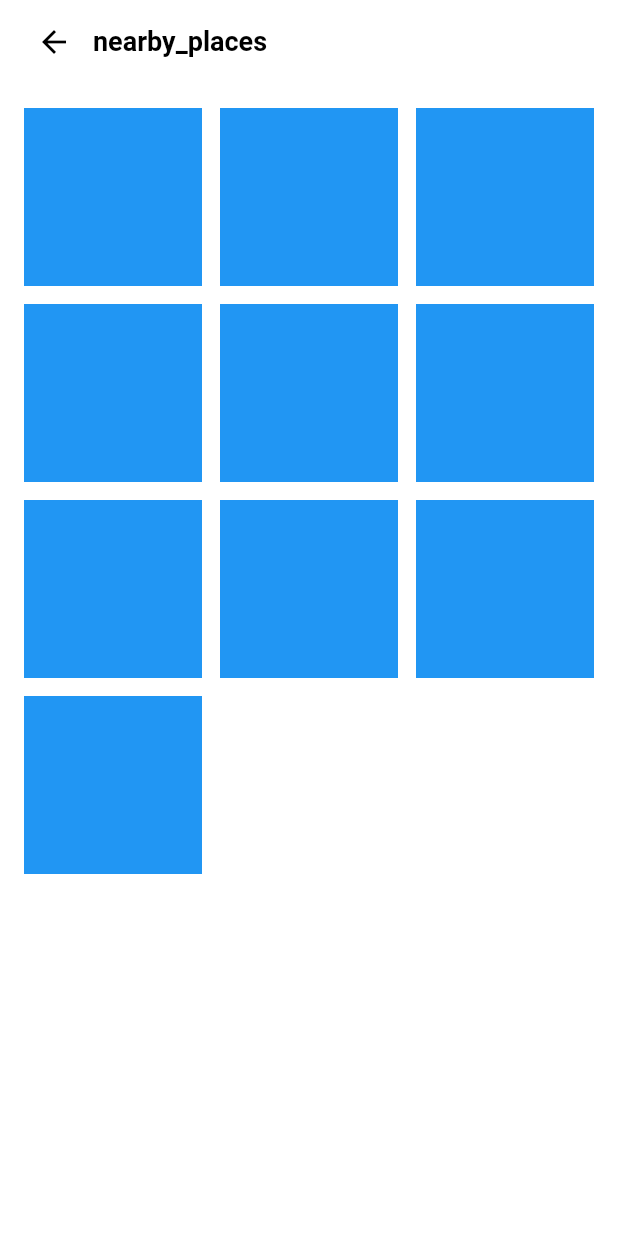
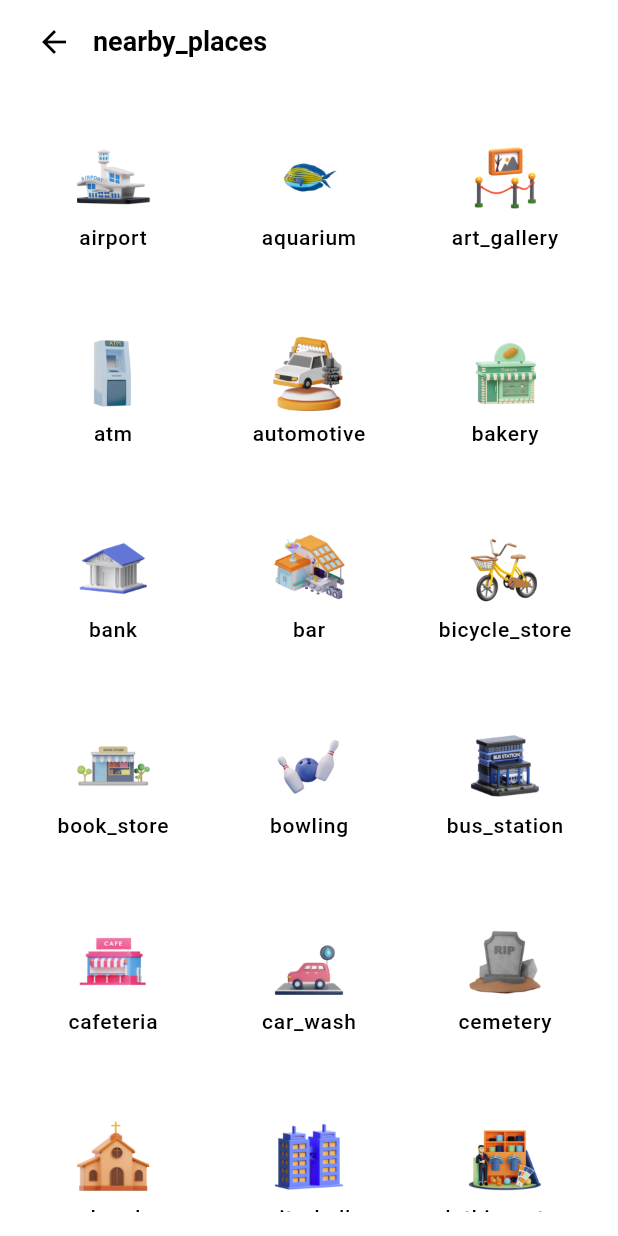
Before and after one commit to abdurrahman160903/voice_navigation, a Flutter app: the NearbyPlacesPage screen opened directly, on a phone screen of 412 x 824 dp. Run offline on Flutter 3.47's test engine with Material 3 defaults, Android fonts, the light colour scheme and no system bars; our stand-ins replace get, smooth_page_indicator.

Commit message:
new update

```diff
--- a/assets/json/nearby_places.json
+++ b/assets/json/nearby_places.json
@@ -7,7 +7,7 @@
   {
     "id": 2,
     "title_key": "aquarium",
-    "image": "assets/images/nearby_places/aquariums.png"
+    "image": "assets/images/nearby_places/aquarium.png"
   },
   {
     "id": 3,
@@ -262,7 +262,7 @@
     {
     "id": 53,
     "title_key": "subway_station",
-    "image": "assets/images/nearby_places/subway_station.png"
+    "image": "assets/images/nearby_places/subway_stations.png"
     },
     {
     "id": 54,
--- /dev/null
+++ b/lib/controllers/nearby_places_controller.dart
@@ -0,0 +1,23 @@
+import 'dart:convert';
+
+import 'package:flutter/services.dart';
+import 'package:get/get.dart';
+import 'package:voice_navigation/models/nearby_places_model.dart';
+
+class NearbyPlacesController extends GetxController {
+  RxList<NearbyPlacesModel> nearByPlacesModel = <NearbyPlacesModel>[].obs;
+
+  @override
+  void onInit() {
+    getNearByPlaces();
+    super.onInit();
+  }
+
+  Future<void> getNearByPlaces() async {
+    final String data =
+        await rootBundle.loadString('assets/json/nearby_places.json');
+    nearByPlacesModel.value = List<NearbyPlacesModel>.from(
+        jsonDecode(data).map((x) => NearbyPlacesModel.fromJson(x)));
+    print(nearByPlacesModel.value);
+  }
+}
--- a/lib/localization/app_localization.dart
+++ b/lib/localization/app_localization.dart
@@ -57,7 +57,7 @@ class AppTranslations extends Translations {
           'bakery': 'Bakery',
           'bank': 'Bank',
           'bar': 'Bar',
-          'bicyle_store': 'Bicycle Store',
+          'bicycle_store': 'Bicycle Store',
           'book_store': 'Book Store',
           'bowling': 'Bowling',
           'bus_station': 'Bus Station',
@@ -152,6 +152,62 @@ class AppTranslations extends Translations {
           'privacy_policy': 'سياسة الخصوصية',
           'rate_us': 'قيمنا',
           'share': 'شارك',
+          'airport': 'مطار',
+          'aquarium': 'حوض السمك',
+          'art_gallery': 'صالة عرض فنية',
+          'atm': 'صراف آلي',
+          'automotive': 'سيارات',
+          'bakery': 'مخبز',
+          'bank': 'بنك',
+          'bar': 'بار',
+          'bicycle_store': 'متجر الدراجات',
+          'book_store': 'مكتبة',
+          'bowling': 'بولينج',
+          'bus_station': 'محطة الحافلات',
+          'cafeteria': 'كافتيريا',
+          'car_wash': 'غسيل السيارات',
+          'cemetery': 'مقبرة',
+          'church': 'كنيسة',
+          'city_hall': 'بلدية',
+          'clothing_store': 'متجر ملابس',
+          'college_university': 'كلية جامعة',
+          'court_house': 'محكمة',
+          'dentist': 'طبيب أسنان',
+          'doctor': 'طبيب',
+          'department': 'قسم',
+          'electrician': 'كهربائي',
+          'electronic_store': 'متجر إلكترونيات',
+          'embassy': 'سفارة',
+          'furtniture_store': 'متجر الأثاث',
+          'gas_station': 'محطة وقود',
+          'gym': 'نادي رياضي',
+          'hardware_store': 'محل الأدوات',
+          'hospital': 'مستشفى',
+          'hotel': 'فندق',
+          'jewelry_store': 'متجر مجوهرات',
+          'laundry': 'غسيل',
+          'lawyer': 'محام',
+          'library': 'مكتبة',
+          'mosque': 'مسجد',
+          'museum': 'متحف',
+          'painter': 'رسام',
+          'park': 'حديقة',
+          'parking': 'موقف سيارات',
+          'pharmacy': 'صيدلية',
+          'pet_store': 'متجر الحيوان',
+          'plumber': 'سباك',
+          'police_station': 'مركز ش',
+          'post_office': 'مكتب البريد',
+          'real_estate': 'عقارات',
+          'restaurant': 'مطعم',
+          'school': 'مدرسة',
+          'shopping_mall': 'مركز تسوق',
+          'spa': 'منتجع صحي',
+          'stadium': 'استاد',
+          'subway_station': 'محطة مترو',
+          'taxi_stand': 'محطة سيارات أجرة',
+          'travel_agency': 'وكالة سفر',
+          'zoo': 'حديقة حيوان',
         },
         // German translations
         'de_DE': {
--- a/lib/main.dart
+++ b/lib/main.dart
@@ -26,11 +26,11 @@ class MyApp extends StatelessWidget {
       theme: NAppTheme.lightTheme,
       darkTheme: NAppTheme.darkTheme,
       getPages: Routes.route,
-      // home: LanguagePage(
-      //   showBackButton: false,
-      //   navigateToOnboarding: true,
-      // ),
-      home: NearbyPlacesPage(),
+      home: LanguagePage(
+        showBackButton: false,
+        navigateToOnboarding: true,
+      ),
+      // home: NearbyPlacesPage(),
     );
   }
 }
--- a/lib/models/nearby_places.dart
+++ b/lib/models/nearby_places_model.dart
@@ -1,11 +1,11 @@
-class NearbyPlaces {
+class NearbyPlacesModel {
   int? id;
   String? titleKey;
   String? image;
 
-  NearbyPlaces({this.id, this.titleKey, this.image});
+  NearbyPlacesModel({this.id, this.titleKey, this.image});
 
-  NearbyPlaces.fromJson(Map<String, dynamic> json) {
+  NearbyPlacesModel.fromJson(Map<String, dynamic> json) {
     id = json['id'];
     titleKey = json['title_key'];
     image = json['image'];
--- a/lib/screens/home_page/home_page.dart
+++ b/lib/screens/home_page/home_page.dart
@@ -61,7 +61,9 @@ class HomePage extends StatelessWidget {
                       title: 'nearby_places'.tr,
                       subtitle: 'nearby_places_title'.tr,
                       imagePath: NImages.nearByPlaces,
-                      onTap: () {},
+                      onTap: () {
+                        Get.toNamed('/nearbyPlaces');
+                      },
                     ),
                   ),
                   StaggeredGridTile.count(
--- a/lib/screens/nearby_places_page/nearby_places_page.dart
+++ b/lib/screens/nearby_places_page/nearby_places_page.dart
@@ -1,34 +1,51 @@
 import 'package:flutter/material.dart';
 import 'package:get/get.dart';
 import 'package:voice_navigation/common_widgets/app_bar_widget.dart';
+import 'package:voice_navigation/controllers/nearby_places_controller.dart';
 
 class NearbyPlacesPage extends StatelessWidget {
   const NearbyPlacesPage({super.key});
 
   @override
   Widget build(BuildContext context) {
+    final NearbyPlacesController nearbyPlacesController =
+        Get.put(NearbyPlacesController());
+
     return Scaffold(
       appBar: AppBarWidget(
         text: Text('nearby_places'.tr,
             style: Theme.of(context).textTheme.headlineSmall),
       ),
       body: Padding(
-          padding: const EdgeInsets.all(16.0),
-          child: GridView.builder(
+        padding: const EdgeInsets.all(16.0),
+        child: Obx(
+          () => GridView.builder(
             gridDelegate: const SliverGridDelegateWithFixedCrossAxisCount(
               crossAxisCount: 3,
               mainAxisSpacing: 12,
               crossAxisSpacing: 12,
             ),
+            itemCount: nearbyPlacesController.nearByPlacesModel.length,
             itemBuilder: (context, index) {
-              return Container(
-                color: Colors.blue,
-                height: 100,
-                width: 100,
+              return Column(
+                mainAxisAlignment: MainAxisAlignment.center,
+                children: [
+                  Image.asset(
+                    nearbyPlacesController.nearByPlacesModel[index].image!,
+                    width: 50,
+                    height: 50,
+                  ),
+                  SizedBox(height: 5),
+                  Text(
+                      nearbyPlacesController
+                          .nearByPlacesModel[index].titleKey!.tr,
+                      style: Theme.of(context).textTheme.bodyLarge),
+                ],
               );
             },
-            itemCount: 10,
-          )),
+          ),
+        ),
+      ),
     );
   }
 }
--- a/lib/utils/routes.dart
+++ b/lib/utils/routes.dart
@@ -3,6 +3,7 @@
 import 'package:get/get.dart';
 import 'package:voice_navigation/screens/language_selection/language_page.dart';
 import '../screens/home_page/home_page.dart';
+import '../screens/nearby_places_page/nearby_places_page.dart';
 import '../screens/onboarding/onboarding.dart';
 import '../screens/settings/settings_page.dart';
 
@@ -26,5 +27,9 @@ class Routes {
       name: '/settings',
       page: () => const SettingsPage(),
     ),
+    GetPage(
+      name: '/nearbyPlaces',
+      page: () => const NearbyPlacesPage(),
+    ),
   ];
 }
--- a/pubspec.yaml
+++ b/pubspec.yaml
@@ -68,6 +68,7 @@ flutter:
   assets:
     - assets/icons/
     - assets/images/
+    - assets/json/nearby_places.json
     - assets/images/main_page/
     - assets/images/nearby_places/
     - assets/images/onboarding/
```
Also changed, not shown: assets/images/nearby_places/electrician.png (renamed from assets/images/nearby_places/electricain.png).
